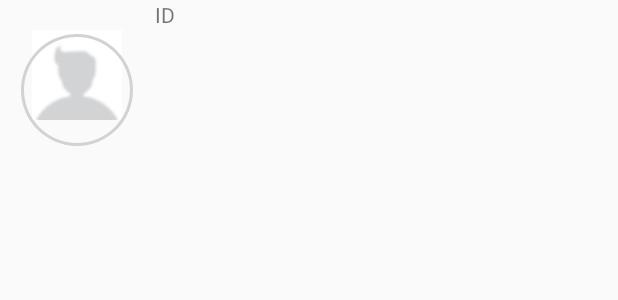
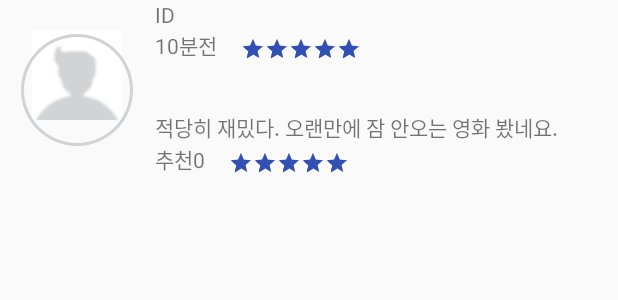
Before and after one commit to ybell1028/AndroidBoost, an Android app: the layout comment.xml on its own in the app's theme, with its tools: preview values and no code run, on a phone screen of 412 x 824 dp. Shown: the top 300 px of the screen. Run offline under Robolectric (Android 15) with nearby library versions, the phone set to English and light mode, and no system bars.

Commit message:
commentLayout

```diff
--- a/MyMovie/app/src/main/res/layout/comment.xml
+++ b/MyMovie/app/src/main/res/layout/comment.xml
@@ -26,8 +26,6 @@
             android:layout_marginVertical="20dp"
             android:layout_gravity="center_horizontal"
             app:srcCompat="@drawable/user_circle" />
-
-
     </FrameLayout>
 
     <LinearLayout
@@ -42,6 +40,67 @@
             android:layout_height="wrap_content"
             android:text="ID"/>
 
+        <LinearLayout
+            android:layout_width="match_parent"
+            android:layout_height="match_parent"
+            android:layout_weight="1"
+            android:orientation="horizontal">
+
+            <TextView
+                android:id="@+id/whatTimeAgo"
+                android:layout_width="wrap_content"
+                android:layout_height="wrap_content"
+                android:text="10분전"/>
+
+            <RatingBar
+                android:id="@+id/commentRatingBar"
+                style="?android:attr/ratingBarStyleSmall"
+                android:layout_width="wrap_content"
+                android:layout_height="wrap_content"
+                android:layout_below="@+id/rating_name"
+                android:layout_marginLeft="16dp"
+                android:layout_marginTop="5dp"
+                android:numStars="5"
+                android:rating="5"
+                android:stepSize="0.1" />
+        </LinearLayout>
+
+        <TextView
+            android:id="@+id/comment"
+            android:layout_width="wrap_content"
+            android:layout_height="wrap_content"
+            android:text="적당히 재밌다. 오랜만에 잠 안오는 영화 봤네요."/>
+
+        <LinearLayout
+            android:layout_width="match_parent"
+            android:layout_height="match_parent"
+            android:layout_weight="1"
+            android:orientation="horizontal">
+
+            <TextView
+                android:id="@+id/recommend"
+                android:layout_width="wrap_content"
+                android:layout_height="wrap_content"
+                android:text="추천"/>
+
+            <TextView
+                android:id="@+id/recommendNum"
+                android:layout_width="wrap_content"
+                android:layout_height="wrap_content"
+                android:text="0"/>
+
+            <RatingBar
+                android:id="@+id/commentRatingBar"
+                style="?android:attr/ratingBarStyleSmall"
+                android:layout_width="wrap_content"
+                android:layout_height="wrap_content"
+                android:layout_below="@+id/rating_name"
+                android:layout_marginLeft="16dp"
+                android:layout_marginTop="5dp"
+                android:numStars="5"
+                android:rating="5"
+                android:stepSize="0.1" />
+        </LinearLayout>
     </LinearLayout>
 
 </LinearLayout>
```
Also changed, not shown: MyMovie/app/src/main/java/org/techtown/mymovie/MainActivity.java (+57 -14 lines).
